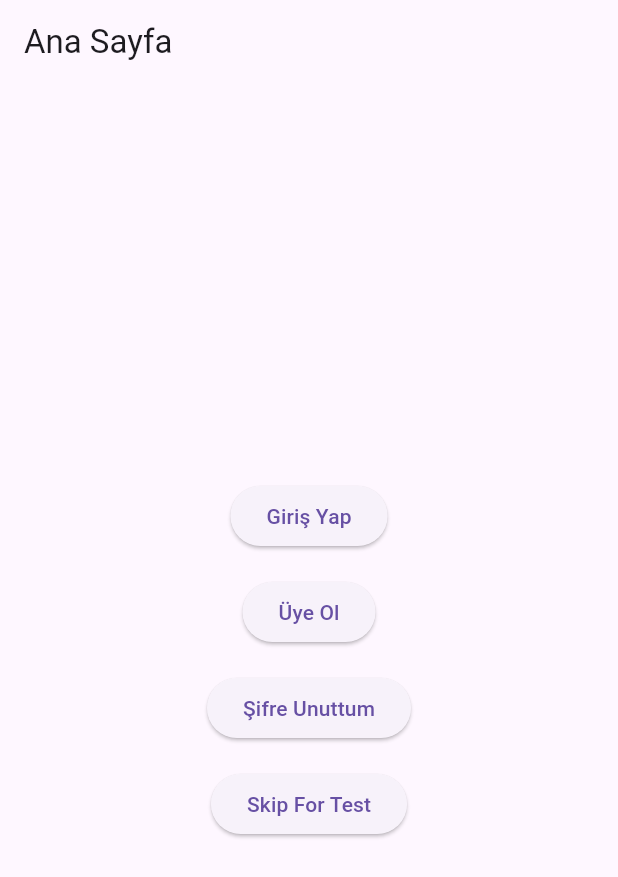
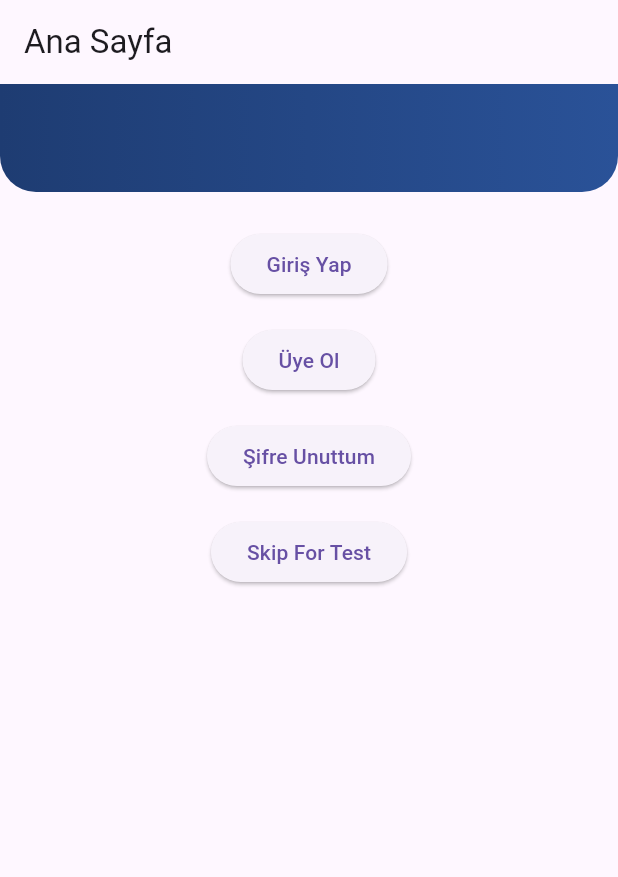
Before and after one commit to AbdullahSharbaji/Project-2026-46, a Flutter app: the screen it shows after launch, on a phone screen of 412 x 824 dp. Shown: the top 877 px of the screen. Run offline on Flutter 3.47's test engine with Material 3 defaults, Android fonts, the phone set to English and light mode, and no system bars.

Commit message:
Minor Changes

```diff
--- a/lib/main.dart
+++ b/lib/main.dart
@@ -20,35 +20,65 @@ class MyApp extends StatelessWidget {
 class HomePage extends StatelessWidget {
   const HomePage({super.key});
 
+  Widget _buildHeader(BuildContext context) {
+    return Container(
+      width: double.infinity,
+      padding: const EdgeInsets.fromLTRB(16, 48, 16, 24),
+      decoration: const BoxDecoration(
+        gradient: LinearGradient(
+          colors: [Color(0xFF1E3C72), Color(0xFF2A5298)],
+        ),
+        borderRadius: BorderRadius.only(
+          bottomLeft: Radius.circular(24),
+          bottomRight: Radius.circular(24),
+        ),
+      ),
+    );
+  }
+
   @override
   Widget build(BuildContext context) {
     return Scaffold(
       appBar: AppBar(title: const Text('Ana Sayfa')),
-      body: Center(
+      body: Column(
+        crossAxisAlignment: CrossAxisAlignment.stretch,
+        children: [
+          // HEADER AT THE TOP
+          _buildHeader(context),
+
+          const SizedBox(height: 24),
+
+          // BUTTONS
+          Padding(
+            padding: const EdgeInsets.symmetric(horizontal: 16),
             child: Column(
-          mainAxisSize: MainAxisSize.min,
               children: [
                 ElevatedButton(
                   child: const Text('Giriş Yap'),
                   onPressed: () {
                     Navigator.push(
                       context,
-                  MaterialPageRoute(builder: (context) => const LoginPage()),
+                      MaterialPageRoute(
+                        builder: (context) => const LoginPage(),
+                      ),
                     );
                   },
                 ),
                 const SizedBox(height: 16),
+
                 ElevatedButton(
                   child: const Text('Üye Ol'),
                   onPressed: () {
                     Navigator.push(
                       context,
-                  MaterialPageRoute(builder: (context) => const SignupPage()),
+                      MaterialPageRoute(
+                        builder: (context) => const SignupPage(),
+                      ),
                     );
                   },
                 ),
+                const SizedBox(height: 16),
 
-            const SizedBox(height: 16),
                 ElevatedButton(
                   child: const Text("Şifre Unuttum"),
                   onPressed: () {
@@ -61,18 +91,23 @@ class HomePage extends StatelessWidget {
                   },
                 ),
                 const SizedBox(height: 16),
+
                 ElevatedButton(
                   child: const Text("Skip For Test"),
                   onPressed: () {
                     Navigator.push(
                       context,
-                  MaterialPageRoute(builder: (context) => const AppSelect()),
+                      MaterialPageRoute(
+                        builder: (context) => const AppSelect(),
+                      ),
                     );
                   },
                 ),
               ],
             ),
           ),
+        ],
+      ),
     );
   }
 }
```
Lines whose indentation alone changed are shown as unchanged.
